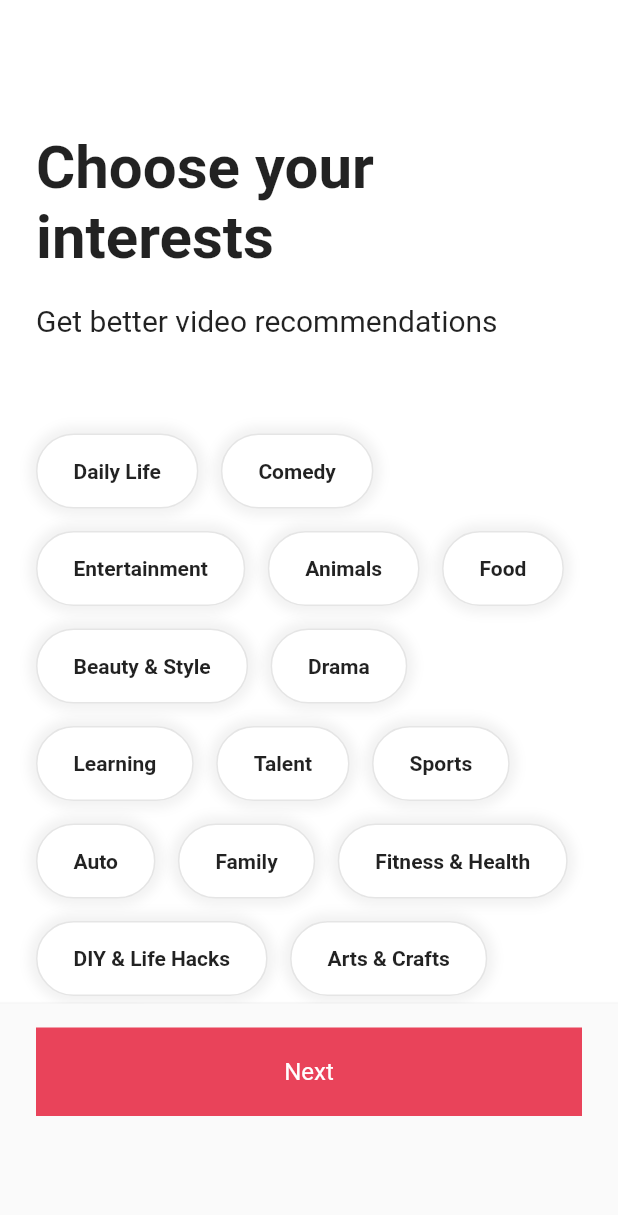
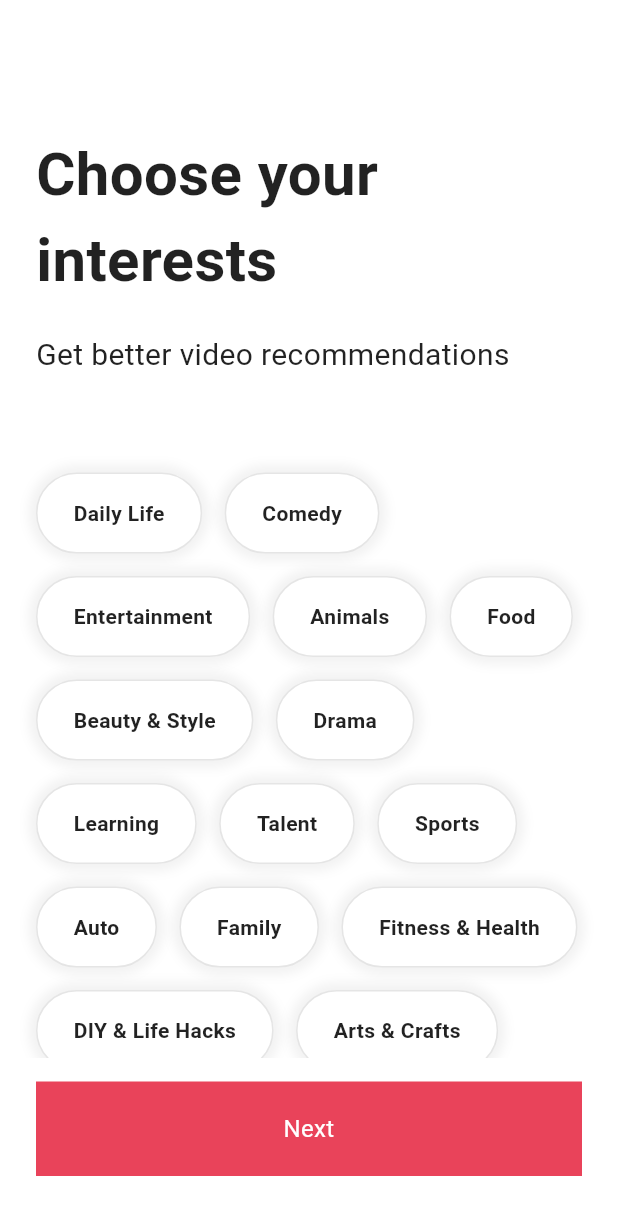
Before and after one commit to Heungseop/Tiktok_clone, a Flutter app: the InterestsScreen screen opened directly, on a phone screen of 412 x 824 dp. Shown: the top 1215 px of the screen. Run offline on Flutter 3.47's test engine with Material 2 defaults, Android fonts, the phone set to English and light mode, and no system bars; our stand-ins replace font_awesome_flutter, video_player, visibility_detector; network calls fail.

```diff
--- a/lib/features/authentication/login_screen.dart
+++ b/lib/features/authentication/login_screen.dart
@@ -62,9 +62,8 @@ class LoginScreen extends StatelessWidget {
           ),
         ),
       ),
-      bottomNavigationBar: BottomAppBar(
+      bottomNavigationBar: Container(
         color: isDarkMode(context) ? null : Colors.grey.shade50, //null>테마를 따른다.
-        elevation: 1,
         child: Padding(
           padding: const EdgeInsets.symmetric(vertical: Sizes.size32),
           child: Row(
--- a/lib/features/authentication/sign_up_screen.dart
+++ b/lib/features/authentication/sign_up_screen.dart
@@ -106,11 +106,11 @@ class SignUpScreen extends StatelessWidget {
               ),
             ),
           ),
-          bottomNavigationBar: BottomAppBar(
+          bottomNavigationBar: Container(
             color: isDarkMode(context)
                 ? null
                 : Colors.grey.shade50, //null>테마를 따른다.
-            elevation: 2,
+            // elevation: 2,
             child: Padding(
               padding: const EdgeInsets.symmetric(vertical: Sizes.size32),
               child: Row(
--- a/lib/features/discover/discover_screen.dart
+++ b/lib/features/discover/discover_screen.dart
@@ -93,7 +93,9 @@ class _DiscoverScreenState extends State<DiscoverScreen>
                       borderSide: BorderSide.none, // 라인제거
                     ),
                     filled: true, // 인풋 색상 채울지 여부
-                    // fillColor: Colors.grey.shade200,
+                    fillColor: isDarkMode(context)
+                        ? Colors.grey.shade800
+                        : Colors.grey.shade200,
                     prefixIcon: Row(
                       mainAxisSize: MainAxisSize.min,
                       mainAxisAlignment: MainAxisAlignment.center,
@@ -203,6 +205,7 @@ class _DiscoverScreenState extends State<DiscoverScreen>
                         style: TextStyle(
                           fontSize: Sizes.size16 + Sizes.size2,
                           fontWeight: FontWeight.bold,
+                          height: 1.1,
                         ),
                       ),
                       Gaps.v8,
--- a/lib/features/main_navigation/main_navigation_screen.dart
+++ b/lib/features/main_navigation/main_navigation_screen.dart
@@ -70,8 +70,12 @@ class _MainNavigationScreenState extends State<MainNavigationScreen> {
           ),
         ],
       ),
-      bottomNavigationBar: BottomAppBar(
+      bottomNavigationBar: Container(
         color: _selectedIndex == 0 || isDark ? Colors.black : Colors.white,
+        // padding: const EdgeInsets.symmetric(
+        //   vertical: Sizes.size24,
+        //   horizontal: Sizes.size24,
+        // ),
         child: Padding(
           padding: const EdgeInsets.all(Sizes.size12),
           child: Row(
--- a/lib/features/onboarding/interests_screen.dart
+++ b/lib/features/onboarding/interests_screen.dart
@@ -141,11 +141,9 @@ class _InterestsScreenState extends State<InterestsScreen> {
           ),
         ),
       ),
-      bottomNavigationBar: BottomAppBar(
-        elevation: 2,
-        child: Padding(
+      bottomNavigationBar: Padding(
         padding: const EdgeInsets.only(
-            bottom: Sizes.size80,
+          bottom: Sizes.size40,
           top: Sizes.size16,
           left: Sizes.size24,
           right: Sizes.size24,
@@ -168,7 +166,6 @@ class _InterestsScreenState extends State<InterestsScreen> {
           ),
         ),
       ),
-      ),
     );
   }
 }
--- a/lib/features/onboarding/tutorial_screen.dart
+++ b/lib/features/onboarding/tutorial_screen.dart
@@ -116,10 +116,9 @@ class _TutorialScreenState extends State<TutorialScreen> {
             ),
           ),
         ),
-        bottomNavigationBar: BottomAppBar(
+        bottomNavigationBar: Container(
           // color: isDarkMode(context) ? Colors.black : Colors.white,
           color: Colors.transparent,
-          elevation: 0,
           child: Padding(
             padding: const EdgeInsets.symmetric(
               vertical: Sizes.size24,
--- a/lib/features/videos/widgets/video_comments.dart
+++ b/lib/features/videos/widgets/video_comments.dart
@@ -128,8 +128,8 @@ class _VideoCommentsState extends State<VideoComments> {
               Positioned(
                 bottom: 0,
                 width: size.width,
-                child: BottomAppBar(
-                  // color: Colors.white,
+                child: Container(
+                  color: Theme.of(context).scaffoldBackgroundColor,
                   child: Padding(
                     padding: const EdgeInsets.symmetric(
                       horizontal: Sizes.size16,
```
Also changed, not shown: lib/main.dart (+21 -4 lines). Lines whose indentation alone changed are shown as unchanged.
